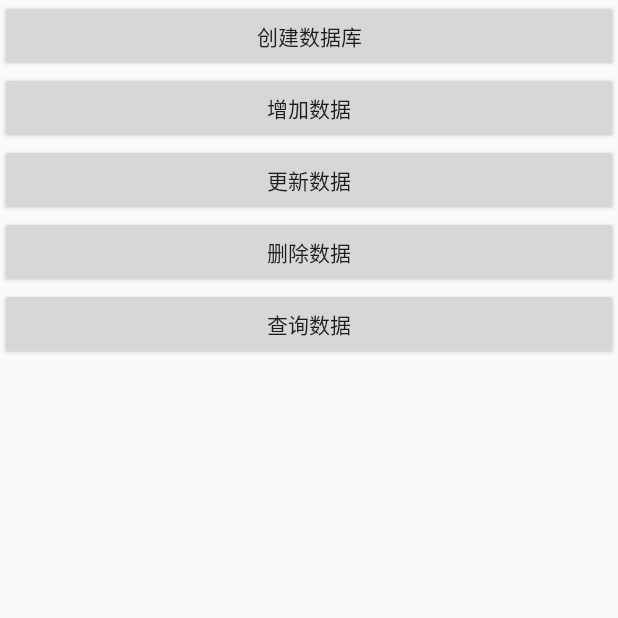
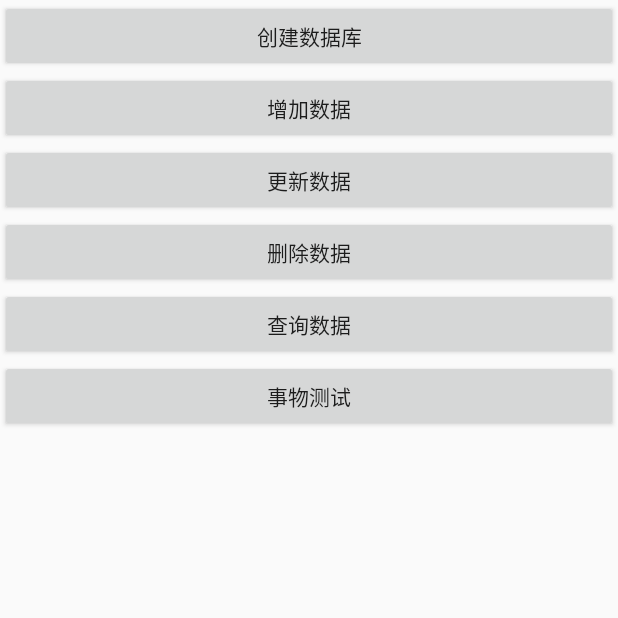
Before and after one commit to Snapply/DataBasePractice, an Android app: the screen it shows after launch (MainActivity), on a phone screen of 412 x 824 dp, the top half of it. Run offline under Robolectric (Android 15) with nearby library versions, the phone set to English and light mode, and no system bars.

Commit message:
事物测试

```diff
--- a/app/src/main/res/layout/aitivity_main.xml
+++ b/app/src/main/res/layout/aitivity_main.xml
@@ -34,4 +34,10 @@
         android:id="@+id/query"
         android:text="查询数据"/>
 
+    <Button
+        android:layout_width="match_parent"
+        android:layout_height="wrap_content"
+        android:id="@+id/replace"
+        android:text="事物测试"/>
+
 </LinearLayout>
```
Also changed, not shown: app/src/main/java/com/example/snapply/databasetest/MainActivity.java (+25 -0 lines).
